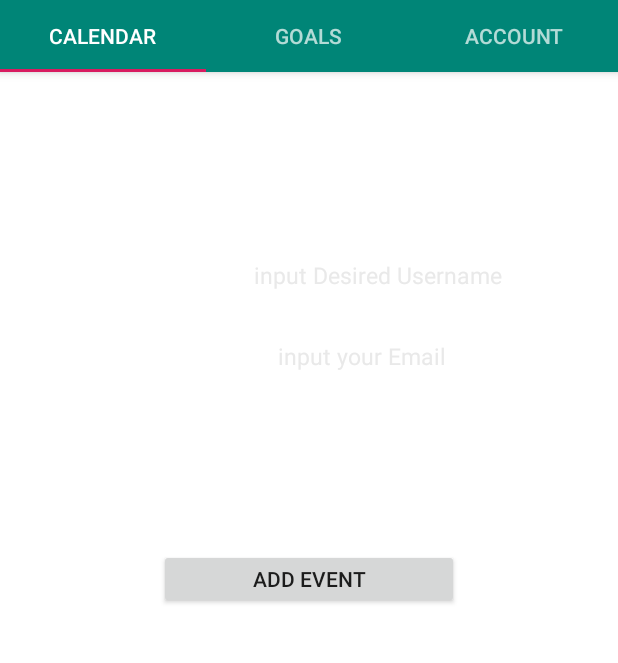
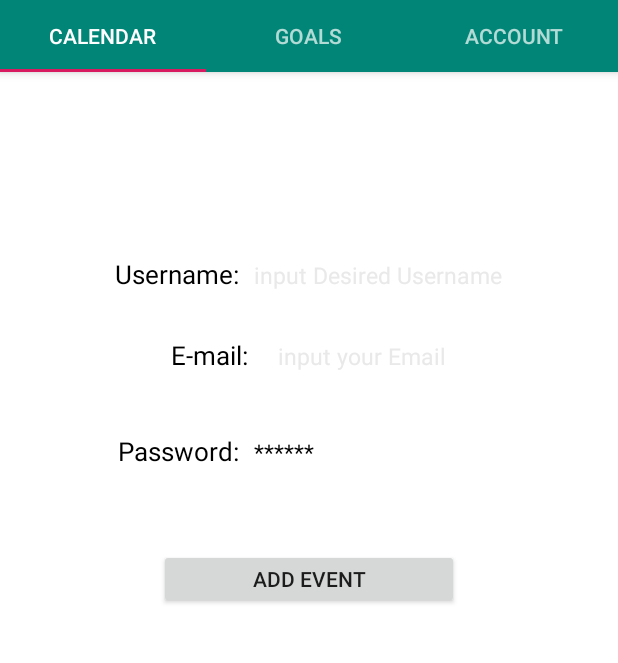
Before and after one commit to rharris389/Group-G-Fall-2019, an Android app: the fragment Fragment3 placed in its activity, on a phone screen of 412 x 824 dp, the part 89-752 px from its top. Run offline under Robolectric (Android 15) with nearby library versions, the phone set to English and light mode, and no system bars; our stand-ins replace Volley; network calls fail.

Commit message:
Update fragment3_layout.xml

```diff
--- a/Early_Bird/app/src/main/res/layout/fragment3_layout.xml
+++ b/Early_Bird/app/src/main/res/layout/fragment3_layout.xml
@@ -16,7 +16,7 @@
         <TextView
             android:layout_width="wrap_content"
             android:layout_height="wrap_content"
-            android:textColor="#fff"
+            android:textColor="@color/black"
             android:textSize="17sp"
             android:text="@string/Username"/>
         <TextView
@@ -24,7 +24,7 @@
             android:layout_width="wrap_content"
             android:layout_height="wrap_content"
             android:background="@null"
-            android:textColor="#fff"
+            android:textColor="@color/black"
             android:layout_marginStart="10dp"
             android:textSize="15sp"
             android:textColorHint="#e9e9e9"
@@ -41,7 +41,7 @@
         <TextView
             android:layout_width="wrap_content"
             android:layout_height="wrap_content"
-            android:textColor="#fff"
+            android:textColor="@color/black"
             android:textSize="17sp"
             android:text="@string/Email"/>
         <TextView
@@ -49,7 +49,7 @@
             android:layout_width="wrap_content"
             android:layout_height="wrap_content"
             android:background="@null"
-            android:textColor="#fff"
+            android:textColor="@color/black"
             android:layout_marginStart="20dp"
             android:textSize="15sp"
             android:textColorHint="#e9e9e9"
@@ -66,7 +66,7 @@
         <TextView
             android:layout_width="wrap_content"
             android:layout_height="wrap_content"
-            android:textColor="#fff"
+            android:textColor="@color/black"
             android:textSize="17sp"
             android:text="@string/Password"/>
         <TextView
@@ -74,7 +74,7 @@
             android:layout_width="wrap_content"
             android:layout_height="wrap_content"
             android:background="@null"
-            android:textColor="#fff"
+            android:textColor="@color/black"
             android:layout_marginStart="10dp"
             android:textSize="15sp"
             android:textColorHint="#e9e9e9"
@@ -91,7 +91,7 @@
         <TextView
             android:layout_width="wrap_content"
             android:layout_height="wrap_content"
-            android:textColor="#fff"
+            android:textColor="@color/black"
             android:textSize="17sp"
             android:text="@string/Gender"/>
         <TextView
@@ -99,7 +99,7 @@
             android:layout_width="wrap_content"
             android:layout_height="wrap_content"
             android:background="@null"
-            android:textColor="#fff"
+            android:textColor="@color/black"
             android:layout_marginStart="10dp"
             android:textSize="15sp"
             android:textColorHint="#e9e9e9"
@@ -116,7 +116,7 @@
         <TextView
             android:layout_width="wrap_content"
             android:layout_height="wrap_content"
-            android:textColor="#fff"
+            android:textColor="@color/black"
             android:textSize="17sp"
             android:text="@string/FirstName"/>
         <TextView
@@ -124,7 +124,7 @@
             android:layout_width="wrap_content"
             android:layout_height="wrap_content"
             android:background="@null"
-            android:textColor="#fff"
+            android:textColor="@color/black"
             android:layout_marginStart="10dp"
             android:textSize="15sp"
             android:textColorHint="#e9e9e9"
@@ -141,7 +141,7 @@
         <TextView
             android:layout_width="wrap_content"
             android:layout_height="wrap_content"
-            android:textColor="#fff"
+            android:textColor="@color/black"
             android:textSize="17sp"
             android:text="@string/LastName"/>
         <TextView
@@ -149,7 +149,7 @@
             android:layout_width="wrap_content"
             android:layout_height="wrap_content"
             android:background="@null"
-            android:textColor="#fff"
+            android:textColor="@color/black"
             android:layout_marginStart="10dp"
             android:textSize="15sp"
             android:textColorHint="#e9e9e9"
@@ -162,7 +162,7 @@
         android:layout_marginTop="50dp"
         android:layout_height="wrap_content"
         android:text="@string/EditAccount"
-        android:textColor="@color/colorPrimary"
+        android:textColor="@color/black"
         android:background="#fff"/>
 
 </LinearLayout>
```
